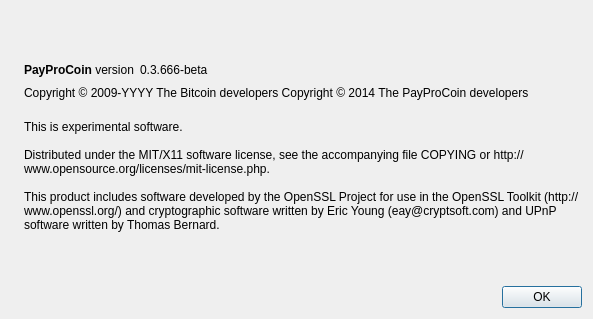
Above: src/qt/forms/aboutdialog.ui from PayProCoin/PayProCoin before the change. Below: the same form after it.
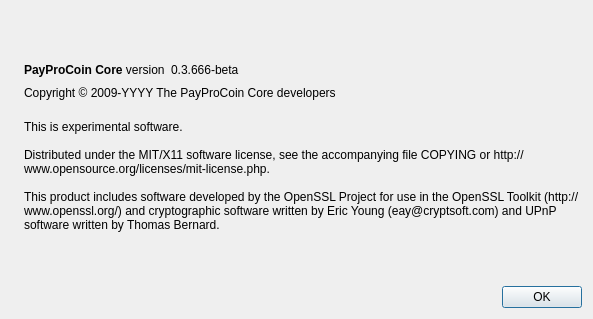
That is the form after the change. Icons and pictures are not drawn.

```diff
--- a/src/qt/forms/aboutdialog.ui
+++ b/src/qt/forms/aboutdialog.ui
@@ -50,7 +50,7 @@
           <cursorShape>IBeamCursor</cursorShape>
          </property>
          <property name="text">
-          <string>&lt;b&gt;PayProCoin&lt;/b&gt; version</string>
+          <string>&lt;b&gt;PayProCoin Core&lt;/b&gt; version</string>
          </property>
          <property name="textInteractionFlags">
           <set>Qt::LinksAccessibleByMouse|Qt::TextSelectableByKeyboard|Qt::TextSelectableByMouse</set>
@@ -91,8 +91,7 @@
         <cursorShape>IBeamCursor</cursorShape>
        </property>
        <property name="text">
-        <string notr="true">Copyright &amp;copy; 2009-YYYY The Bitcoin developers
-Copyright &amp;copy; 2014 The PayProCoin developers</string>
+        <string notr="true">Copyright &amp;copy; 2009-YYYY The PayProCoin Core developers</string>
        </property>
        <property name="textFormat">
         <enum>Qt::RichText</enum>
```
Left out of the diff: 22 changed lines with no effect on the pictures.
